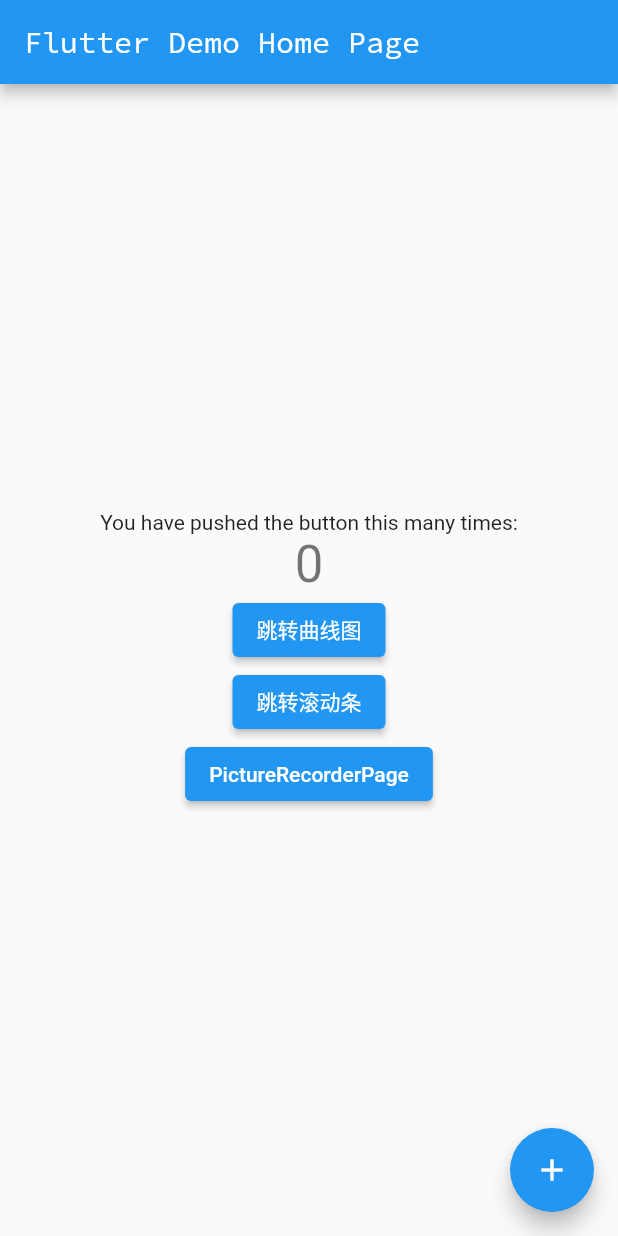
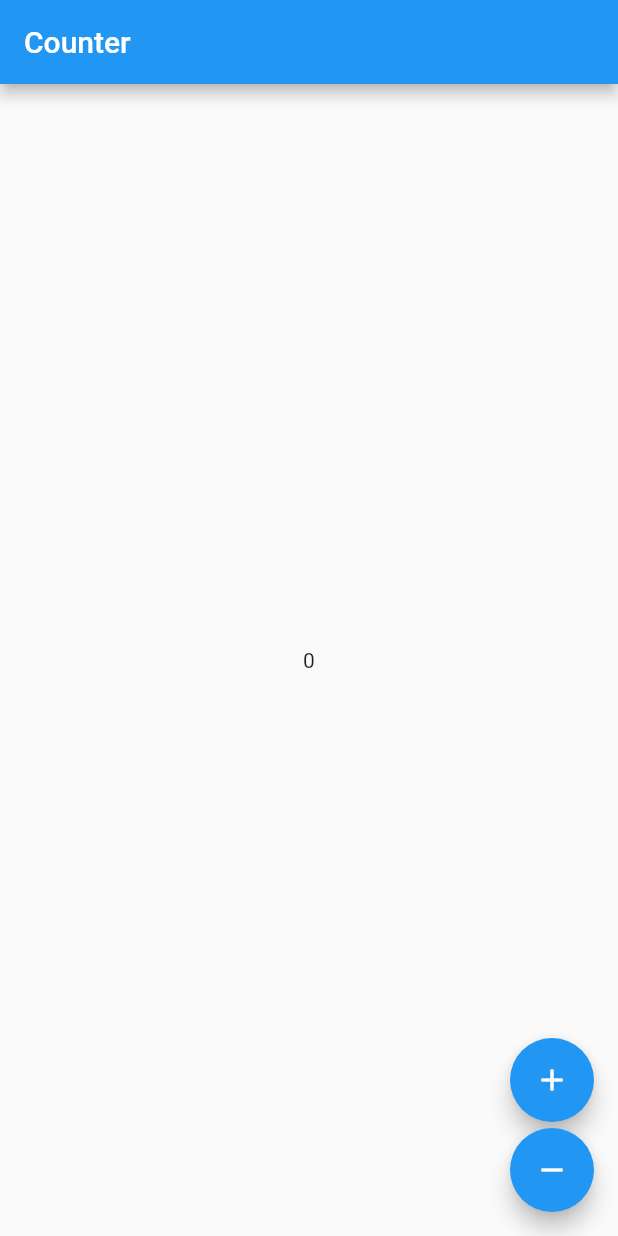
Before and after one commit to z244370114/flutter_demo, a Flutter app: the screen it shows after launch, on a phone screen of 412 x 824 dp. Run offline on Flutter 3.47's test engine with Material 2 defaults, Android fonts, the light colour scheme and no system bars; our stand-ins replace dio, flutter_bloc, flutter_screenutil, get, logger, syncfusion_flutter_sliders; missing offline and left inert: common_utils, fijkplayer, json2dart_safe, vs_scrollbar.

Commit message:
1.添加flutter_bloc;

```diff
--- /dev/null
+++ b/lib/bloc/bloc_app.dart
@@ -0,0 +1,49 @@
+import 'package:flutter/material.dart';
+import 'package:flutter_bloc/flutter_bloc.dart';
+
+class BlocApp extends StatelessWidget {
+  const BlocApp({Key? key}) : super(key: key);
+
+  @override
+  Widget build(BuildContext context) {
+    return MaterialApp(
+      home: BlocProvider(
+        create: (_) => CounterCubit(),
+        child: CounterPage(),
+      ),
+    );
+  }
+}
+
+class CounterCubit extends Cubit<int> {
+  CounterCubit() : super(0);
+  void increment() => emit(state + 1);
+  void decrement() => emit(state - 1);
+}
+
+class CounterPage extends StatelessWidget {
+  @override
+  Widget build(BuildContext context) {
+    return Scaffold(
+      appBar: AppBar(title: const Text('Counter')),
+      body: BlocBuilder<CounterCubit, int>(
+        builder: (context, count) => Center(child: Text('$count')),
+      ),
+      floatingActionButton: Column(
+        crossAxisAlignment: CrossAxisAlignment.end,
+        mainAxisAlignment: MainAxisAlignment.end,
+        children: <Widget>[
+          FloatingActionButton(
+            child: const Icon(Icons.add),
+            onPressed: () => context.read<CounterCubit>().increment(),
+          ),
+          const SizedBox(height: 4),
+          FloatingActionButton(
+            child: const Icon(Icons.remove),
+            onPressed: () => context.read<CounterCubit>().decrement(),
+          ),
+        ],
+      ),
+    );
+  }
+}
--- a/lib/main.dart
+++ b/lib/main.dart
@@ -1,22 +1,21 @@
 import 'package:flutter/material.dart';
-import 'package:flutter_demo/rtmp/rtmp_page.dart';
-import 'package:flutter_demo/video/video_tui_rtmp.dart';
 import 'package:flutter_screenutil/flutter_screenutil.dart';
 import 'package:get/get.dart';
 
+import 'bloc/bloc_app.dart';
 import 'curve/curve_canvas.dart';
 import 'picture_recorder/picture_recorder_page.dart';
 import 'scrollbar/scrollbar_page.dart';
 import 'video/video_screen.dart';
 
 void main() {
-  runApp(const MyApp());
+  // runApp(const MyApp());
+  runApp(const BlocApp());
 }
 
 class MyApp extends StatelessWidget {
+
   const MyApp({Key? key}) : super(key: key);
-
-  // This widget is the root of your application.
   @override
   Widget build(BuildContext context) {
     return ScreenUtilInit(
@@ -37,15 +36,6 @@ class MyApp extends StatelessWidget {
 class MyHomePage extends StatefulWidget {
   const MyHomePage({Key? key, required this.title}) : super(key: key);
 
-  // This widget is the home page of your application. It is stateful, meaning
-  // that it has a State object (defined below) that contains fields that affect
-  // how it looks.
-
-  // This class is the configuration for the state. It holds the values (in this
-  // case the title) provided by the parent (in this case the App widget) and
-  // used by the build method of the State. Fields in a Widget subclass are
-  // always marked "final".
-
   final String title;
 
   @override
@@ -53,58 +43,21 @@ class MyHomePage extends StatefulWidget {
 }
 
 class _MyHomePageState extends State<MyHomePage> {
-  int _counter = 0;
-
-  void _incrementCounter() {
-    setState(() {
-      // This call to setState tells the Flutter framework that something has
-      // changed in this State, which causes it to rerun the build method below
-      // so that the display can reflect the updated values. If we changed
-      // _counter without calling setState(), then the build method would not be
-      // called again, and so nothing would appear to happen.
-      _counter++;
-    });
-  }
-
   @override
   Widget build(BuildContext context) {
-    // This method is rerun every time setState is called, for instance as done
-    // by the _incrementCounter method above.
-    //
-    // The Flutter framework has been optimized to make rerunning build methods
-    // fast, so that you can just rebuild anything that needs updating rather
-    // than having to individually change instances of widgets.
     return Scaffold(
       appBar: AppBar(
-        // Here we take the value from the MyHomePage object that was created by
-        // the App.build method, and use it to set our appbar title.
         title: Text(
           widget.title,
-          style: TextStyle(
+          style: const TextStyle(
             fontFamily: 'SourceCodePro',
           ),
         ),
       ),
       body: Center(
-        // Center is a layout widget. It takes a single child and positions it
-        // in the middle of the parent.
         child: Column(
           mainAxisAlignment: MainAxisAlignment.center,
           children: <Widget>[
-            const Text(
-              'You have pushed the button this many times:',
-            ),
-            GestureDetector(
-              onTap: () {
-                // Navigator.push(context, MaterialPageRoute(builder: (context) {
-                //   return VideoTuiTtmp(title: '推流');
-                // }));
-              },
-              child: Text(
-                '$_counter',
-                style: Theme.of(context).textTheme.headline4,
-              ),
-            ),
             ElevatedButton(
               onPressed: () {
                 Navigator.push(context,
--- a/pubspec.yaml
+++ b/pubspec.yaml
@@ -47,6 +47,7 @@ dependencies:
 #  flutter_rtmp_publisher: ^0.0.1
 #  flutter_rtmp: ^0.1.4
   chart_range_selector: ^1.0.0
+  flutter_bloc: ^8.1.1
 
 dev_dependencies:
   flutter_test:
```
Also changed, not shown: pubspec.lock, 1 other file.
